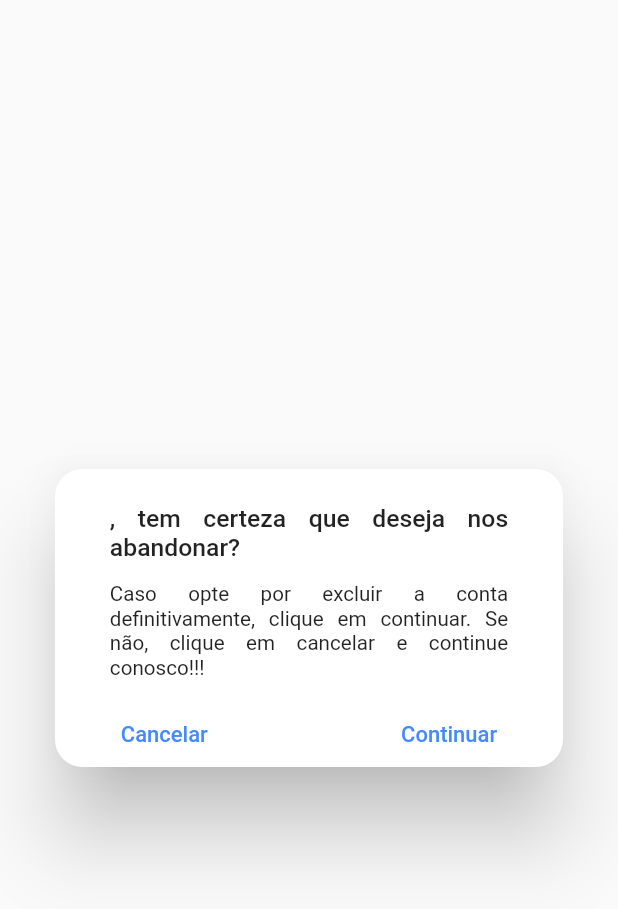
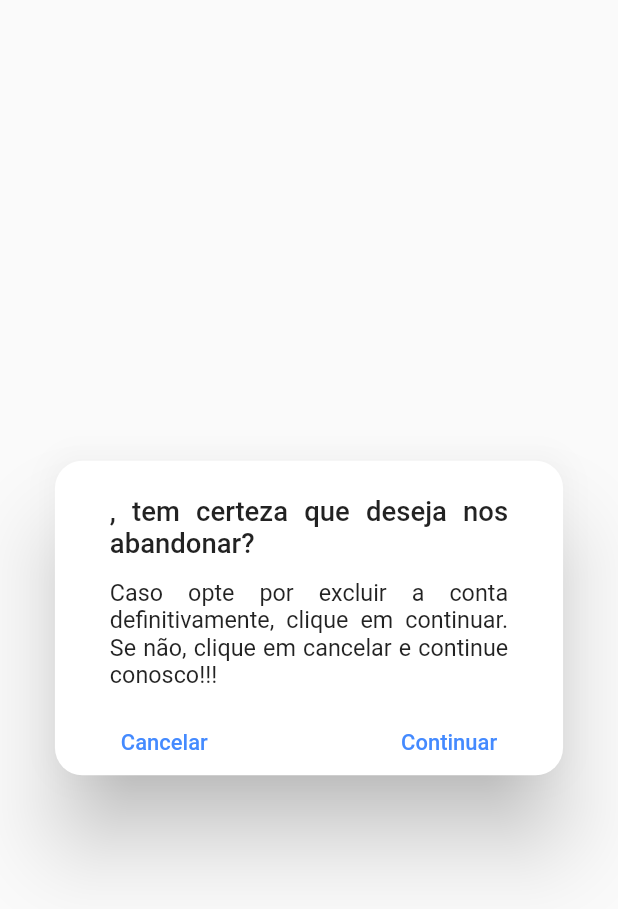
Before and after one commit to gableisure/easy_personal, a Flutter app: the Alert widget shown alone on an empty page, opened directly, after a tap on "Continuar", on a phone screen of 412 x 824 dp. Shown: the top 909 px of the screen. Run offline on Flutter 3.47's test engine with Material 2 defaults, Android fonts, the phone set to English and light mode, and no system bars; our stand-ins replace brasil_fields, google_fonts, native_pdf_view, responsive_framework, shared_preferences, smooth_page_indicator; missing offline and left inert: a package; accounts and stored records are empty; network calls fail; statements that could not run were skipped.

```diff
--- /dev/null
+++ b/frontend/app_front/lib/api/apiDeleteUser.dart
@@ -0,0 +1,23 @@
+import "dart:async";
+import 'dart:convert';
+import 'package:app_front/models/jsonDefault.dart';
+import 'package:http/http.dart' as http;
+
+class APIDeleteUser {
+  Future<JsonDefault> deleteUser(Map user) async {
+    // String url = "10.0.2.2:3000";
+    String url = "easy-personal.herokuapp.com";
+
+    final http.Response response = await http.delete(Uri.https(url,"/api/v1/usuarios/${user['int_idausuario']}"),
+       headers: <String, String>{"content-type": "application/json; charset=UTF-8"});
+    if(response.statusCode != 204) {
+      print("${response.statusCode}");
+      print("${response.body}");
+      return JsonDefault.fromJson(json.decode(response.body));
+    } else {
+      print("${response.statusCode}");
+      //print("${response.body}");
+      //return JsonDefault.fromJson(json.decode(response.body));
+    }
+  }
+}
--- a/frontend/app_front/lib/models/jsonDefault.dart
+++ b/frontend/app_front/lib/models/jsonDefault.dart
@@ -3,14 +3,16 @@ class JsonDefault {
   String data;
   String token;
   String message;
+  int id;
 
-  JsonDefault({this.status, this.data, this.token, this.message});
+  JsonDefault({this.status, this.data, this.token, this.message, this.id});
 
   JsonDefault.fromJson(Map<String, dynamic> json) {
     status = json['status'];
     data = json['data'];
     token = json['token'];
     message = json['message'];
+    id = json['int_idausuario'];
   }
 
   Map<String, dynamic> toJson() {
@@ -19,6 +21,7 @@ class JsonDefault {
     data['data'] = this.data;
     data['token'] = this.token;
     data['message'] = this.message;
+    data["int_idausuario"] = this.id;
     return data;
   }
 }
--- a/frontend/app_front/lib/widgets/alert.dart
+++ b/frontend/app_front/lib/widgets/alert.dart
@@ -1,7 +1,22 @@
+import 'package:app_front/api/apiDeleteUser.dart';
+import 'package:app_front/helpers/helpers.dart';
 import 'package:flutter/material.dart';
 import 'package:app_front/helpers/globals.dart' as globals;
 
-class Alert extends StatelessWidget {
+class Alert extends StatefulWidget {
+
+  @override
+  _AlertState createState() => _AlertState();
+}
+
+class _AlertState extends State<Alert> {
+  Map _userDelete = {};
+
+  @override
+  void initState() {
+    super.initState();
+    _userDelete['int_idausuario'] = globals.int_idausuario;
+  }
 
   @override
   Widget build(BuildContext context) {
@@ -13,7 +28,7 @@ class Alert extends StatelessWidget {
       title: Text(
         "${globals.vhr_nome} ${globals.vhr_sobrenome}, tem certeza que deseja nos abandonar?",
         style: TextStyle(
-          fontSize: 18,
+          fontSize: 20,
           fontWeight: FontWeight.w500,
         ),
         textAlign: TextAlign.justify,
@@ -25,7 +40,7 @@ class Alert extends StatelessWidget {
             Text(
               "Caso opte por excluir a conta definitivamente, clique em continuar. Se não, clique em cancelar e continue conosco!!!",
               style: TextStyle(
-                fontSize: 15,
+                fontSize: 17,
                 fontWeight: FontWeight.w400,
               ),
               textAlign: TextAlign.justify,
@@ -49,7 +64,20 @@ class Alert extends StatelessWidget {
                   ),
                 ),
                 TextButton(
-                  onPressed: () {},
+                  onPressed: () async {
+                    var res = await APIDeleteUser().deleteUser(_userDelete);
+                    Helpers().deleteDataUser();
+                    Navigator.of(context).pushNamedAndRemoveUntil("/login", (route) => false);
+                    SnackBar snackbar = new SnackBar(
+                      content: Text(
+                        "Usuário excluído com sucesso!!!",
+                        style: TextStyle(fontSize: 20, fontWeight: FontWeight.bold),
+                      ),
+                      backgroundColor: Colors.green[600],
+                    );
+                    ScaffoldMessenger.of(context).showSnackBar(snackbar);
+                    print(res);
+                  },
                   child: Text(
                     "Continuar",
                     style: TextStyle(
```
Also changed, not shown: frontend/app_front/lib/screens/frontProfessor/loginTeacher.dart (+1 -6 lines), frontend/app_front/lib/screens/frontProfessor/profileTeacher.dart (+195 -176 lines).
